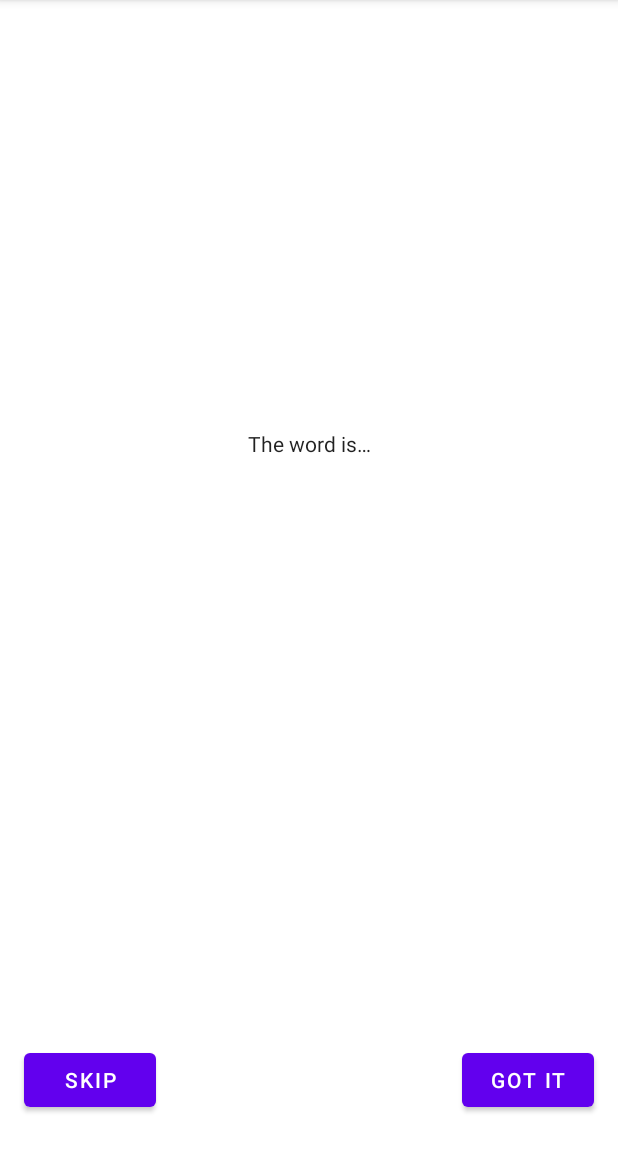
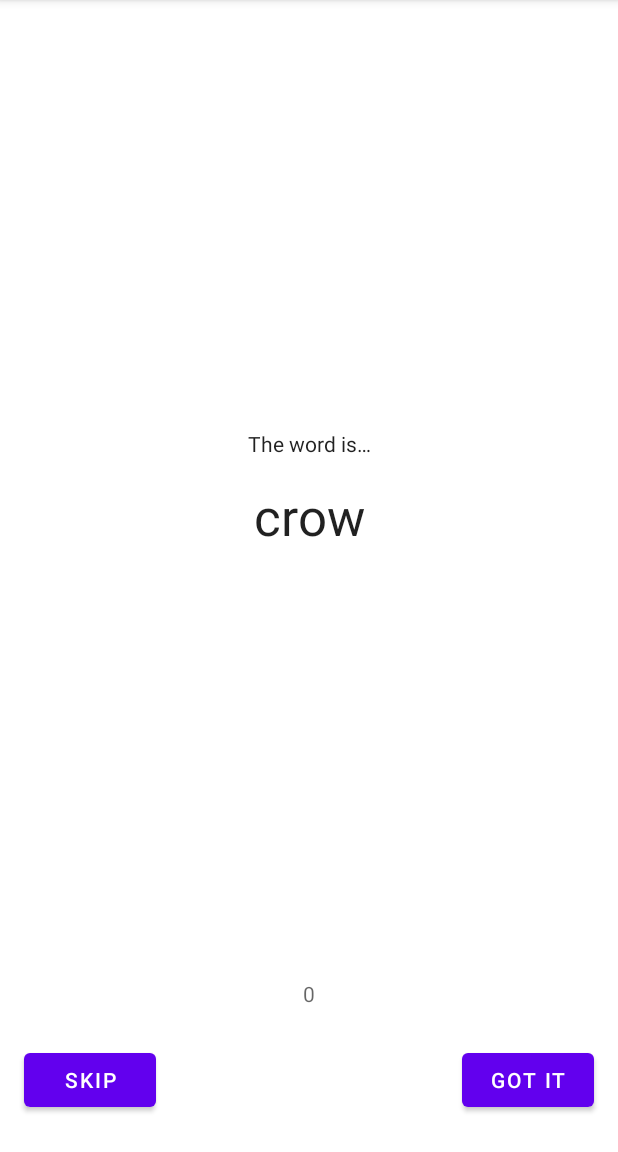
Before and after one commit to eslammongy/AndroidDevelopment, an Android app: the fragment GameFragment shown on its own in the app's theme, on a phone screen of 412 x 824 dp, the part 84-1236 px from its top. Run offline under Robolectric (Android 15) with nearby library versions, the phone set to English and light mode, and no system bars; our stand-ins replace data binding; 5 statements that could not run were skipped.

Commit message:
building GameViewModel

```diff
--- a/app/build.gradle
+++ b/app/build.gradle
@@ -51,5 +51,6 @@ dependencies {
     // Navigation libraries
     implementation "androidx.navigation:navigation-fragment-ktx:2.5.3"
     implementation "androidx.navigation:navigation-ui-ktx:2.5.3"
+    implementation "androidx.lifecycle:lifecycle-viewmodel-ktx:2.5.1"
 
 }
--- a/app/src/main/java/com/eslam/gussesgame/screens/game/GameFragment.kt
+++ b/app/src/main/java/com/eslam/gussesgame/screens/game/GameFragment.kt
@@ -5,17 +5,50 @@ import androidx.fragment.app.Fragment
 import android.view.LayoutInflater
 import android.view.View
 import android.view.ViewGroup
+import androidx.databinding.DataBindingUtil
+import androidx.lifecycle.ViewModelProvider
+import androidx.navigation.fragment.findNavController
 import com.eslam.gussesgame.R
+import com.eslam.gussesgame.databinding.GameFragmentBinding
 
 
 class GameFragment : Fragment() {
 
+    private lateinit var gameViewModel: GameViewModel
+    private lateinit var binding: GameFragmentBinding
     override fun onCreateView(
         inflater: LayoutInflater, container: ViewGroup?,
         savedInstanceState: Bundle?
     ): View? {
         // Inflate the layout for this fragment
-        return inflater.inflate(R.layout.game_fragment, container, false)
+        binding = DataBindingUtil.inflate(inflater, R.layout.game_fragment, container, false)
+        gameViewModel = ViewModelProvider(this)[GameViewModel::class.java]
+
+        binding.correctButton.setOnClickListener {
+            gameViewModel.onCorrect()
+            updateUserScore()
+            updateGuessWord()
+        }
+        binding.skipButton.setOnClickListener {
+            gameViewModel.onSkip()
+            updateUserScore()
+            updateGuessWord()
+        }
+
+        updateUserScore()
+        updateGuessWord()
+        return binding.root
+    }
+
+    fun gameFinished(){
+        findNavController().navigate(GameFragmentDirections.actionGameFragmentToScoreFragment())
+    }
+    private fun updateGuessWord(){
+        binding.wordText.text = gameViewModel.currentWord
+    }
+
+    private fun updateUserScore(){
+        binding.scoreText.text =  gameViewModel.userScore.toString()
     }
 
 }
--- /dev/null
+++ b/app/src/main/java/com/eslam/gussesgame/screens/game/GameViewModel.kt
@@ -0,0 +1,61 @@
+package com.eslam.gussesgame.screens.game
+
+import android.util.Log
+import androidx.lifecycle.ViewModel
+
+class GameViewModel : ViewModel() {
+    var currentWord= ""
+    var userScore = 0
+    private lateinit var wordsList : MutableList<String>
+    init {
+       resetList()
+        nextWord()
+    }
+    private fun resetList() {
+        wordsList = mutableListOf(
+            "queen",
+            "hospital",
+            "basketball",
+            "cat",
+            "change",
+            "snail",
+            "soup",
+            "calendar",
+            "sad",
+            "desk",
+            "guitar",
+            "home",
+            "railway",
+            "zebra",
+            "jelly",
+            "car",
+            "crow",
+            "trade",
+            "bag",
+            "roll",
+            "bubble"
+        )
+        wordsList.shuffle()
+    }
+    private fun nextWord(){
+        if (wordsList.isEmpty()){
+            // game finished
+        }else{
+            currentWord = wordsList.removeAt(0)
+        }
+    }
+
+    fun onSkip(){
+        userScore--
+        nextWord()
+    }
+
+    fun onCorrect(){
+        userScore++
+        nextWord()
+    }
+    override fun onCleared() {
+        super.onCleared()
+        Log.i("GameViewModel", "Game View Model Destroyed")
+    }
+}
```
